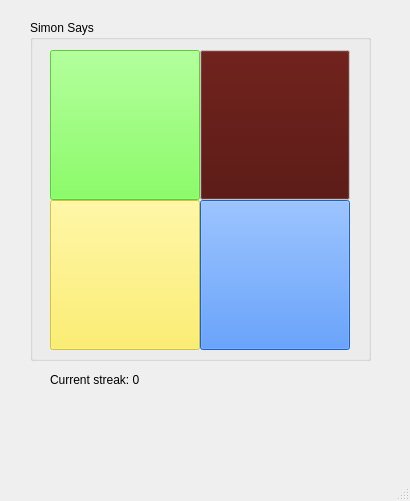
Qt form simonsays.ui (Aalsaunet/SimonSays) before a commit.
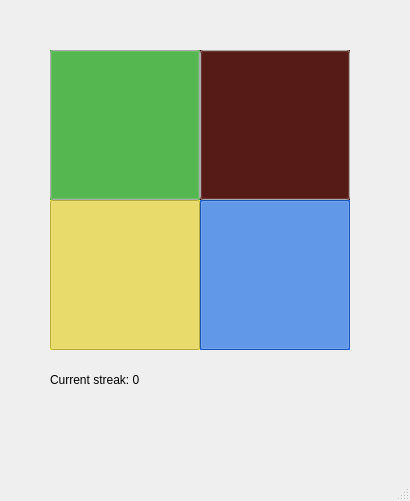
The same form after that commit.

Commit message: Fixed the UI button logic by making them checkable buttons

```diff
--- a/simonsays.ui
+++ b/simonsays.ui
@@ -16,7 +16,7 @@
   <widget class="QWidget" name="centralwidget">
    <widget class="QPushButton" name="yellowButton">
     <property name="enabled">
-     <bool>false</bool>
+     <bool>true</bool>
     </property>
     <property name="geometry">
      <rect>
@@ -42,8 +42,8 @@
         <brush brushstyle="SolidPattern">
          <color alpha="255">
           <red>255</red>
-          <green>239</green>
-          <blue>70</blue>
+          <green>234</green>
+          <blue>4</blue>
          </color>
         </brush>
        </colorrole>
@@ -71,8 +71,8 @@
         <brush brushstyle="SolidPattern">
          <color alpha="255">
           <red>255</red>
-          <green>239</green>
-          <blue>70</blue>
+          <green>234</green>
+          <blue>4</blue>
          </color>
         </brush>
        </colorrole>
@@ -118,21 +118,27 @@
      </palette>
     </property>
     <property name="autoFillBackground">
-     <bool>false</bool>
+     <bool>true</bool>
     </property>
     <property name="styleSheet">
-     <string notr="true">background-color: rgb(255, 239, 70);</string>
+     <string notr="true"/>
     </property>
     <property name="text">
      <string/>
     </property>
+    <property name="checkable">
+     <bool>true</bool>
+    </property>
+    <property name="checked">
+     <bool>true</bool>
+    </property>
     <property name="flat">
      <bool>false</bool>
     </property>
    </widget>
    <widget class="QPushButton" name="redButton">
     <property name="enabled">
-     <bool>false</bool>
+     <bool>true</bool>
     </property>
     <property name="geometry">
      <rect>
@@ -183,21 +189,19 @@
      <bool>false</bool>
     </property>
     <property name="autoFillBackground">
-     <bool>false</bool>
+     <bool>true</bool>
     </property>
     <property name="styleSheet">
-     <string notr="true">enabled {
-	background-color:rgb(255, 0, 0);
-}
-!enabled {
-	background-color:rgb(128, 0, 0)
-}</string>
+     <string notr="true"/>
     </property>
     <property name="text">
      <string/>
     </property>
     <property name="checkable">
-     <bool>false</bool>
+     <bool>true</bool>
+    </property>
+    <property name="checked">
+     <bool>true</bool>
     </property>
     <property name="flat">
      <bool>false</bool>
@@ -205,7 +209,7 @@
    </widget>
    <widget class="QPushButton" name="blueButton">
     <property name="enabled">
-     <bool>false</bool>
+     <bool>true</bool>
     </property>
     <property name="geometry">
      <rect>
@@ -307,16 +311,19 @@
      </palette>
     </property>
     <property name="autoFillBackground">
-     <bool>false</bool>
+     <bool>true</bool>
     </property>
     <property name="styleSheet">
-     <string notr="true">background-color: rgb(31, 117, 255);</string>
+     <string notr="true"/>
     </property>
     <property name="text">
      <string/>
     </property>
     <property name="checkable">
-     <bool>false</bool>
+     <bool>true</bool>
+    </property>
+    <property name="checked">
+     <bool>true</bool>
     </property>
     <property name="flat">
      <bool>false</bool>
@@ -324,7 +331,7 @@
    </widget>
    <widget class="QPushButton" name="greenButton">
     <property name="enabled">
-     <bool>false</bool>
+     <bool>true</bool>
     </property>
     <property name="geometry">
      <rect>
@@ -340,27 +347,9 @@
        <colorrole role="Button">
         <brush brushstyle="SolidPattern">
          <color alpha="255">
-          <red>101</red>
-          <green>255</green>
-          <blue>56</blue>
-         </color>
-        </brush>
-       </colorrole>
-       <colorrole role="Base">
-        <brush brushstyle="SolidPattern">
-         <color alpha="255">
-          <red>101</red>
-          <green>255</green>
-          <blue>56</blue>
-         </color>
-        </brush>
-       </colorrole>
-       <colorrole role="Window">
-        <brush brushstyle="SolidPattern">
-         <color alpha="255">
-          <red>101</red>
-          <green>255</green>
-          <blue>56</blue>
+          <red>49</red>
+          <green>183</green>
+          <blue>46</blue>
          </color>
         </brush>
        </colorrole>
@@ -369,27 +358,9 @@
        <colorrole role="Button">
         <brush brushstyle="SolidPattern">
          <color alpha="255">
-          <red>101</red>
-          <green>255</green>
-          <blue>56</blue>
-         </color>
-        </brush>
-       </colorrole>
-       <colorrole role="Base">
-        <brush brushstyle="SolidPattern">
-         <color alpha="255">
-          <red>101</red>
-          <green>255</green>
-          <blue>56</blue>
-         </color>
-        </brush>
-       </colorrole>
-       <colorrole role="Window">
-        <brush brushstyle="SolidPattern">
-         <color alpha="255">
-          <red>101</red>
-          <green>255</green>
-          <blue>56</blue>
+          <red>49</red>
+          <green>183</green>
+          <blue>46</blue>
          </color>
         </brush>
        </colorrole>
@@ -397,28 +368,10 @@
       <disabled>
        <colorrole role="Button">
         <brush brushstyle="SolidPattern">
-         <color alpha="128">
-          <red>101</red>
-          <green>255</green>
-          <blue>56</blue>
-         </color>
-        </brush>
-       </colorrole>
-       <colorrole role="Base">
-        <brush brushstyle="SolidPattern">
          <color alpha="255">
-          <red>101</red>
-          <green>255</green>
-          <blue>56</blue>
-         </color>
-        </brush>
-       </colorrole>
-       <colorrole role="Window">
-        <brush brushstyle="SolidPattern">
-         <color alpha="255">
-          <red>101</red>
-          <green>255</green>
-          <blue>56</blue>
+          <red>49</red>
+          <green>183</green>
+          <blue>46</blue>
          </color>
         </brush>
        </colorrole>
@@ -426,34 +379,24 @@
      </palette>
     </property>
     <property name="autoFillBackground">
-     <bool>false</bool>
+     <bool>true</bool>
     </property>
     <property name="styleSheet">
-     <string notr="true">background-color: rgb(101, 255, 56);</string>
+     <string notr="true"/>
     </property>
     <property name="text">
      <string/>
     </property>
+    <property name="checkable">
+     <bool>true</bool>
+    </property>
+    <property name="checked">
+     <bool>true</bool>
+    </property>
     <property name="flat">
      <bool>false</bool>
     </property>
    </widget>
-   <widget class="QGroupBox" name="groupBox">
-    <property name="enabled">
-     <bool>true</bool>
-    </property>
-    <property name="geometry">
-     <rect>
-      <x>30</x>
-      <y>20</y>
-      <width>341</width>
-      <height>341</height>
-     </rect>
-    </property>
-    <property name="title">
-     <string>Simon Says</string>
-    </property>
-   </widget>
    <widget class="QLabel" name="streakScore">
     <property name="geometry">
      <rect>
```
Left out of the diff: 5 changed lines with no effect on the pictures. The commit also changes 2 other files.
